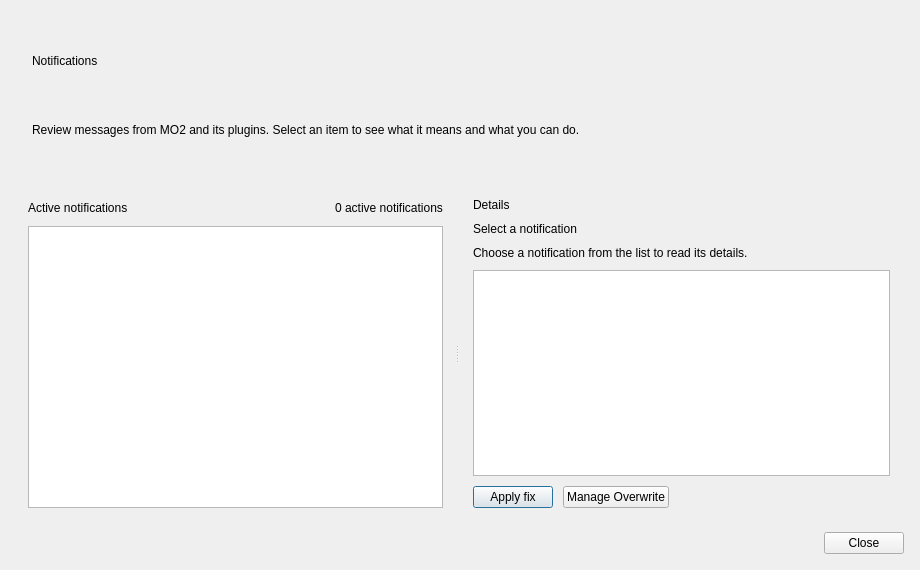
Old version of the form source/modorganizer/src/problemsdialog.ui in the repository ArialSenki/MO2-Revamped.
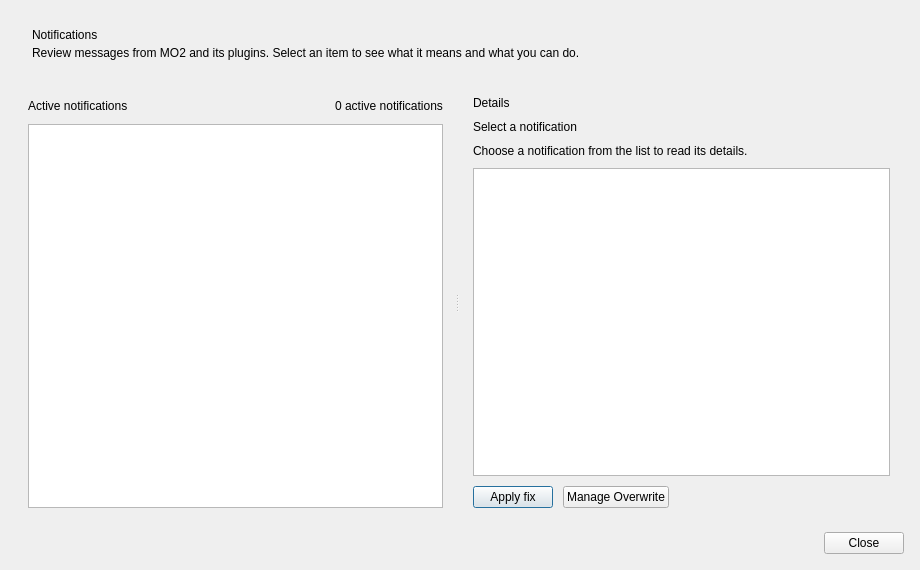
New version of the form.

What changed in the file:
```diff
--- a/source/modorganizer/src/problemsdialog.ui
+++ b/source/modorganizer/src/problemsdialog.ui
@@ -37,6 +37,12 @@
    </property>
    <item>
     <widget class="QFrame" name="notificationHeaderPanel">
+     <property name="sizePolicy">
+      <sizepolicy hsizetype="Preferred" vsizetype="Maximum">
+       <horstretch>0</horstretch>
+       <verstretch>0</verstretch>
+      </sizepolicy>
+     </property>
      <property name="frameShape">
       <enum>QFrame::NoFrame</enum>
      </property>
@@ -78,6 +84,12 @@
    </item>
    <item>
     <widget class="QSplitter" name="notificationSplitter">
+     <property name="sizePolicy">
+      <sizepolicy hsizetype="Expanding" vsizetype="Expanding">
+       <horstretch>0</horstretch>
+       <verstretch>0</verstretch>
+      </sizepolicy>
+     </property>
      <property name="orientation">
       <enum>Qt::Horizontal</enum>
      </property>
```
